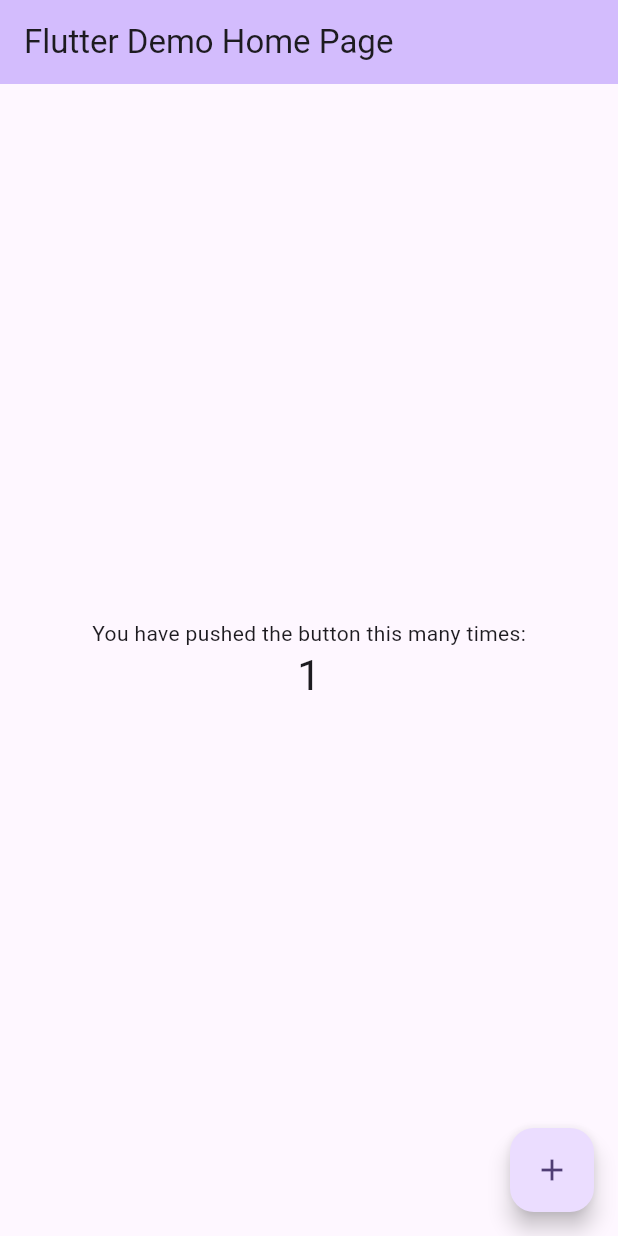
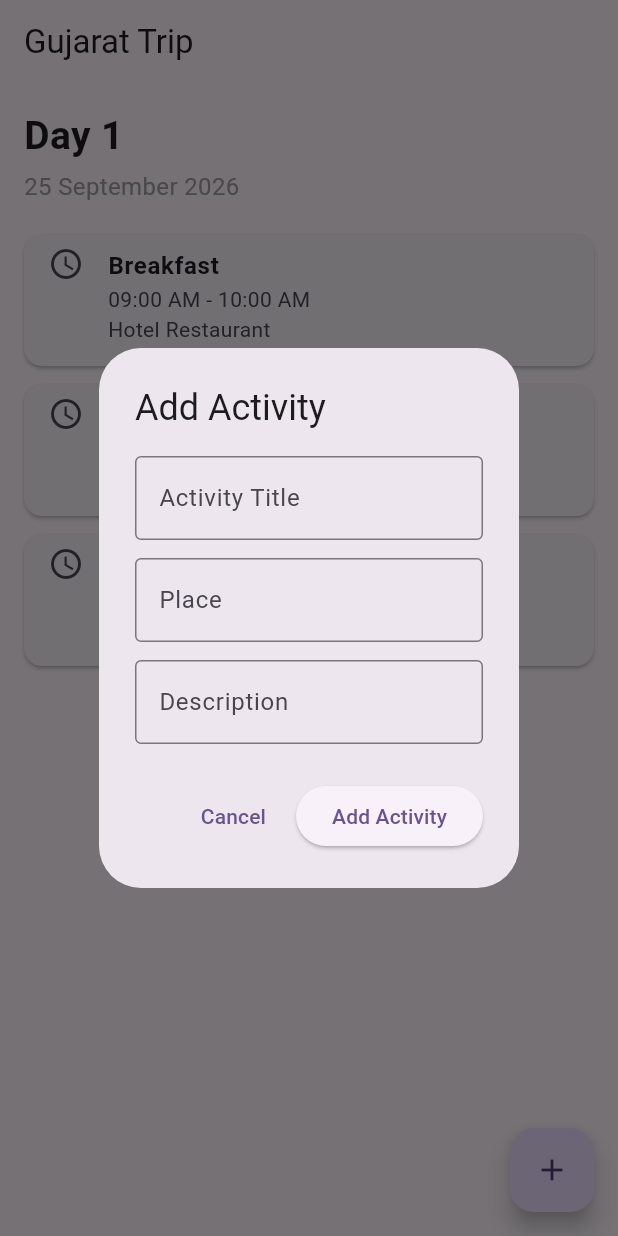
Before and after one commit to krishivkatariya/voyage_flutter, a Flutter app: the screen it shows after launch, after a tap on the "add" icon, on a phone screen of 412 x 824 dp. Run offline on Flutter 3.47's test engine with Material 3 defaults, Android fonts, the phone set to English and light mode, and no system bars.

Commit message:
Add itinerary screen and activity creation

```diff
--- a/lib/main.dart
+++ b/lib/main.dart
@@ -1,122 +1,25 @@
 import 'package:flutter/material.dart';
+import 'screens/itinerary_screen.dart';
 
 void main() {
-  runApp(const MyApp());
+  runApp(const VoyageApp());
 }
 
-class MyApp extends StatelessWidget {
-  const MyApp({super.key});
+class VoyageApp extends StatelessWidget {
+  const VoyageApp({super.key});
 
-  // This widget is the root of your application.
   @override
   Widget build(BuildContext context) {
     return MaterialApp(
-      title: 'Flutter Demo',
+      debugShowCheckedModeBanner: false,
+      title: 'Voyage',
       theme: ThemeData(
-        // This is the theme of your application.
-        //
-        // TRY THIS: Try running your application with "flutter run". You'll see
-        // the application has a purple toolbar. Then, without quitting the app,
-        // try changing the seedColor in the colorScheme below to Colors.green
-        // and then invoke "hot reload" (save your changes or press the "hot
-        // reload" button in a Flutter-supported IDE, or press "r" if you used
-        // the command line to start the app).
-        //
-        // Notice that the counter didn't reset back to zero; the application
-        // state is not lost during the reload. To reset the state, use hot
-        // restart instead.
-        //
-        // This works for code too, not just values: Most code changes can be
-        // tested with just a hot reload.
-        colorScheme: .fromSeed(seedColor: Colors.deepPurple),
+        colorScheme: ColorScheme.fromSeed(
+          seedColor: Colors.deepPurple,
+        ),
+        useMaterial3: true,
       ),
-      home: const MyHomePage(title: 'Flutter Demo Home Page'),
+      home: const ItineraryScreen(),
     );
   }
 }
-
-class MyHomePage extends StatefulWidget {
-  const MyHomePage({super.key, required this.title});
-
-  // This widget is the home page of your application. It is stateful, meaning
-  // that it has a State object (defined below) that contains fields that affect
-  // how it looks.
-
-  // This class is the configuration for the state. It holds the values (in this
-  // case the title) provided by the parent (in this case the App widget) and
-  // used by the build method of the State. Fields in a Widget subclass are
-  // always marked "final".
-
-  final String title;
-
-  @override
-  State<MyHomePage> createState() => _MyHomePageState();
-}
-
-class _MyHomePageState extends State<MyHomePage> {
-  int _counter = 0;
-
-  void _incrementCounter() {
-    setState(() {
-      // This call to setState tells the Flutter framework that something has
-      // changed in this State, which causes it to rerun the build method below
-      // so that the display can reflect the updated values. If we changed
-      // _counter without calling setState(), then the build method would not be
-      // called again, and so nothing would appear to happen.
-      _counter++;
-    });
-  }
-
-  @override
-  Widget build(BuildContext context) {
-    // This method is rerun every time setState is called, for instance as done
-    // by the _incrementCounter method above.
-    //
-    // The Flutter framework has been optimized to make rerunning build methods
-    // fast, so that you can just rebuild anything that needs updating rather
-    // than having to individually change instances of widgets.
-    return Scaffold(
-      appBar: AppBar(
-        // TRY THIS: Try changing the color here to a specific color (to
-        // Colors.amber, perhaps?) and trigger a hot reload to see the AppBar
-        // change color while the other colors stay the same.
-        backgroundColor: Theme.of(context).colorScheme.inversePrimary,
-        // Here we take the value from the MyHomePage object that was created by
-        // the App.build method, and use it to set our appbar title.
-        title: Text(widget.title),
-      ),
-      body: Center(
-        // Center is a layout widget. It takes a single child and positions it
-        // in the middle of the parent.
-        child: Column(
-          // Column is also a layout widget. It takes a list of children and
-          // arranges them vertically. By default, it sizes itself to fit its
-          // children horizontally, and tries to be as tall as its parent.
-          //
-          // Column has various properties to control how it sizes itself and
-          // how it positions its children. Here we use mainAxisAlignment to
-          // center the children vertically; the main axis here is the vertical
-          // axis because Columns are vertical (the cross axis would be
-          // horizontal).
-          //
-          // TRY THIS: Invoke "debug painting" (choose the "Toggle Debug Paint"
-          // action in the IDE, or press "p" in the console), to see the
-          // wireframe for each widget.
-          mainAxisAlignment: .center,
-          children: [
-            const Text('You have pushed the button this many times:'),
-            Text(
-              '$_counter',
-              style: Theme.of(context).textTheme.headlineMedium,
-            ),
-          ],
-        ),
-      ),
-      floatingActionButton: FloatingActionButton(
-        onPressed: _incrementCounter,
-        tooltip: 'Increment',
-        child: const Icon(Icons.add),
-      ),
-    );
-  }
-}
--- /dev/null
+++ b/lib/models/itinerary.dart
@@ -0,0 +1,21 @@
+class Itinerary {
+  String id;
+  String tripId;
+  String title;
+  String place;
+  String date;
+  String startTime;
+  String endTime;
+  String description;
+
+  Itinerary({
+    required this.id,
+    required this.tripId,
+    required this.title,
+    required this.place,
+    required this.date,
+    required this.startTime,
+    required this.endTime,
+    required this.description,
+  });
+}
--- /dev/null
+++ b/lib/screens/itinerary_screen.dart
@@ -0,0 +1,177 @@
+import 'package:flutter/material.dart';
+import '../models/itinerary.dart';
+
+class ItineraryScreen extends StatefulWidget {
+  const ItineraryScreen({super.key});
+
+  @override
+  State<ItineraryScreen> createState() => _ItineraryScreenState();
+}
+
+class _ItineraryScreenState extends State<ItineraryScreen> {
+  final List<Itinerary> activities = [
+    Itinerary(
+      id: '1',
+      tripId: 'trip01',
+      title: 'Breakfast',
+      place: 'Hotel Restaurant',
+      date: '25 September 2026',
+      startTime: '09:00 AM',
+      endTime: '10:00 AM',
+      description: 'Breakfast at the hotel',
+    ),
+    Itinerary(
+      id: '2',
+      tripId: 'trip01',
+      title: 'Visit Statue of Unity',
+      place: 'Kevadia, Gujarat',
+      date: '25 September 2026',
+      startTime: '11:00 AM',
+      endTime: '01:00 PM',
+      description: 'Visit the Statue of Unity',
+    ),
+    Itinerary(
+      id: '3',
+      tripId: 'trip01',
+      title: 'Lunch',
+      place: 'Local Restaurant',
+      date: '25 September 2026',
+      startTime: '02:00 PM',
+      endTime: '03:00 PM',
+      description: 'Lunch at a local restaurant',
+    ),
+  ];
+
+  void showAddActivityDialog() {
+    final titleController = TextEditingController();
+    final placeController = TextEditingController();
+    final descriptionController = TextEditingController();
+
+    showDialog(
+      context: context,
+      builder: (context) {
+        return AlertDialog(
+          title: const Text('Add Activity'),
+          content: SingleChildScrollView(
+            child: Column(
+              mainAxisSize: MainAxisSize.min,
+              children: [
+                TextField(
+                  controller: titleController,
+                  decoration: const InputDecoration(
+                    labelText: 'Activity Title',
+                    border: OutlineInputBorder(),
+                  ),
+                ),
+                const SizedBox(height: 12),
+                TextField(
+                  controller: placeController,
+                  decoration: const InputDecoration(
+                    labelText: 'Place',
+                    border: OutlineInputBorder(),
+                  ),
+                ),
+                const SizedBox(height: 12),
+                TextField(
+                  controller: descriptionController,
+                  decoration: const InputDecoration(
+                    labelText: 'Description',
+                    border: OutlineInputBorder(),
+                  ),
+                ),
+              ],
+            ),
+          ),
+          actions: [
+            TextButton(
+              onPressed: () {
+                Navigator.pop(context);
+              },
+              child: const Text('Cancel'),
+            ),
+            ElevatedButton(
+              onPressed: () {
+                if (titleController.text.trim().isEmpty ||
+                    placeController.text.trim().isEmpty) {
+                  return;
+                }
+
+                setState(() {
+                  activities.add(
+                    Itinerary(
+                      id: DateTime.now().millisecondsSinceEpoch.toString(),
+                      tripId: 'trip01',
+                      title: titleController.text.trim(),
+                      place: placeController.text.trim(),
+                      date: '25 September 2026',
+                      startTime: '04:00 PM',
+                      endTime: '05:00 PM',
+                      description: descriptionController.text.trim(),
+                    ),
+                  );
+                });
+
+                Navigator.pop(context);
+              },
+              child: const Text('Add Activity'),
+            ),
+          ],
+        );
+      },
+    );
+  }
+
+  @override
+  Widget build(BuildContext context) {
+    return Scaffold(
+      appBar: AppBar(
+        title: const Text('Gujarat Trip'),
+      ),
+      body: ListView(
+        padding: const EdgeInsets.all(16),
+        children: [
+          const Text(
+            'Day 1',
+            style: TextStyle(
+              fontSize: 26,
+              fontWeight: FontWeight.bold,
+            ),
+          ),
+          const SizedBox(height: 4),
+          const Text(
+            '25 September 2026',
+            style: TextStyle(
+              color: Colors.grey,
+              fontSize: 16,
+            ),
+          ),
+          const SizedBox(height: 20),
+
+          for (final activity in activities)
+            Card(
+              margin: const EdgeInsets.only(bottom: 12),
+              child: ListTile(
+                leading: const Icon(Icons.access_time),
+                title: Text(
+                  activity.title,
+                  style: const TextStyle(
+                    fontWeight: FontWeight.bold,
+                  ),
+                ),
+                subtitle: Text(
+                  '${activity.startTime} - ${activity.endTime}\n'
+                      '${activity.place}',
+                ),
+                isThreeLine: true,
+              ),
+            ),
+        ],
+      ),
+
+      floatingActionButton: FloatingActionButton(
+        onPressed: showAddActivityDialog,
+        child: const Icon(Icons.add),
+      ),
+    );
+  }
+}
```
Also changed, not shown: 1 other file.
